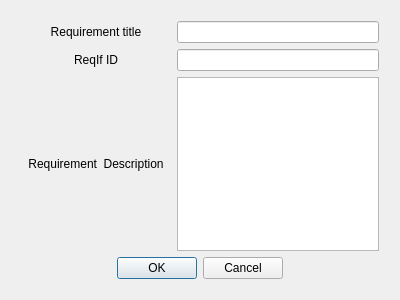
Before: the Qt Designer form src/3rdparty/traceability/requirements/ui/addnewrequirementdialog.ui in esa/spacecreator, drawn with Qt 5.
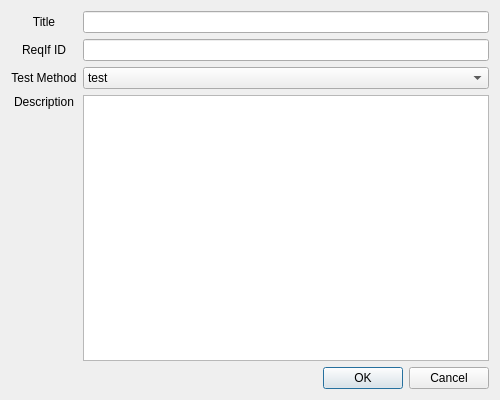
After: the same form once the commit is applied.

Commit message: Resolve "Add testing method to requirement"

```diff
--- a/src/3rdparty/traceability/requirements/ui/addnewrequirementdialog.ui
+++ b/src/3rdparty/traceability/requirements/ui/addnewrequirementdialog.ui
@@ -6,115 +6,127 @@
    <rect>
     <x>0</x>
     <y>0</y>
-    <width>400</width>
-    <height>300</height>
+    <width>500</width>
+    <height>400</height>
    </rect>
   </property>
   <property name="windowTitle">
    <string>Dialog</string>
   </property>
-  <layout class="QGridLayout" name="gridLayout_2">
+  <layout class="QGridLayout" name="gridLayout">
+   <item row="0" column="1">
+    <widget class="QLineEdit" name="titleLineEdit"/>
+   </item>
+   <item row="3" column="1">
+    <widget class="QTextEdit" name="descriptionTextEdit"/>
+   </item>
+   <item row="1" column="0">
+    <widget class="QLabel" name="IdLabel">
+     <property name="text">
+      <string>ReqIf ID</string>
+     </property>
+     <property name="alignment">
+      <set>Qt::AlignCenter</set>
+     </property>
+    </widget>
+   </item>
+   <item row="1" column="1">
+    <widget class="QLineEdit" name="idLineEdit">
+     <property name="toolTip">
+      <string>The #reqif keyword will be added before this ID</string>
+     </property>
+    </widget>
+   </item>
+   <item row="3" column="0">
+    <widget class="QLabel" name="descriptionLabel">
+     <property name="minimumSize">
+      <size>
+       <width>0</width>
+       <height>0</height>
+      </size>
+     </property>
+     <property name="text">
+      <string>Description</string>
+     </property>
+     <property name="alignment">
+      <set>Qt::AlignHCenter|Qt::AlignTop</set>
+     </property>
+     <property name="wordWrap">
+      <bool>true</bool>
+     </property>
+    </widget>
+   </item>
    <item row="0" column="0">
-    <layout class="QGridLayout" name="gridLayout" rowstretch="1,0,0,0,0,0" columnstretch="0,0">
-     <property name="sizeConstraint">
-      <enum>QLayout::SetMinAndMaxSize</enum>
+    <widget class="QLabel" name="titleLabel">
+     <property name="sizePolicy">
+      <sizepolicy hsizetype="Preferred" vsizetype="Preferred">
+       <horstretch>0</horstretch>
+       <verstretch>0</verstretch>
+      </sizepolicy>
      </property>
-     <property name="leftMargin">
-      <number>10</number>
+     <property name="minimumSize">
+      <size>
+       <width>0</width>
+       <height>0</height>
+      </size>
      </property>
-     <property name="topMargin">
-      <number>10</number>
+     <property name="text">
+      <string>Title</string>
      </property>
-     <property name="rightMargin">
-      <number>10</number>
+     <property name="alignment">
+      <set>Qt::AlignCenter</set>
      </property>
-     <property name="bottomMargin">
-      <number>10</number>
+    </widget>
+   </item>
+   <item row="4" column="0" colspan="2">
+    <widget class="QDialogButtonBox" name="buttonBox">
+     <property name="sizePolicy">
+      <sizepolicy hsizetype="Preferred" vsizetype="Fixed">
+       <horstretch>0</horstretch>
+       <verstretch>0</verstretch>
+      </sizepolicy>
      </property>
-     <item row="0" column="0">
-      <widget class="QLabel" name="titleLabel">
-       <property name="sizePolicy">
-        <sizepolicy hsizetype="Preferred" vsizetype="Preferred">
-         <horstretch>0</horstretch>
-         <verstretch>0</verstretch>
-        </sizepolicy>
-       </property>
-       <property name="minimumSize">
-        <size>
-         <width>100</width>
-         <height>0</height>
-        </size>
-       </property>
-       <property name="text">
-        <string>Requirement title</string>
-       </property>
-       <property name="alignment">
-        <set>Qt::AlignCenter</set>
-       </property>
-      </widget>
+     <property name="orientation">
+      <enum>Qt::Horizontal</enum>
+     </property>
+     <property name="standardButtons">
+      <set>QDialogButtonBox::Cancel|QDialogButtonBox::Ok</set>
+     </property>
+    </widget>
+   </item>
+   <item row="2" column="0">
+    <widget class="QLabel" name="testMethodLabel">
+     <property name="text">
+      <string>Test Method</string>
+     </property>
+     <property name="alignment">
+      <set>Qt::AlignCenter</set>
+     </property>
+    </widget>
+   </item>
+   <item row="2" column="1">
+    <widget class="QComboBox" name="testMethodBox">
+     <item>
+      <property name="text">
+       <string>test</string>
+      </property>
      </item>
-     <item row="0" column="1">
-      <widget class="QLineEdit" name="titleLineEdit"/>
+     <item>
+      <property name="text">
+       <string>analysis</string>
+      </property>
      </item>
-     <item row="5" column="0" colspan="2">
-      <widget class="QDialogButtonBox" name="buttonBox">
-       <property name="sizePolicy">
-        <sizepolicy hsizetype="Preferred" vsizetype="Fixed">
-         <horstretch>0</horstretch>
-         <verstretch>0</verstretch>
-        </sizepolicy>
-       </property>
-       <property name="orientation">
-        <enum>Qt::Horizontal</enum>
-       </property>
-       <property name="standardButtons">
-        <set>QDialogButtonBox::Cancel|QDialogButtonBox::Ok</set>
-       </property>
-       <property name="centerButtons">
-        <bool>true</bool>
-       </property>
-      </widget>
+     <item>
+      <property name="text">
+       <string>inspection</string>
+      </property>
      </item>
-     <item row="3" column="0">
-      <widget class="QLabel" name="descriptionLabel">
-       <property name="minimumSize">
-        <size>
-         <width>150</width>
-         <height>0</height>
-        </size>
-       </property>
-       <property name="text">
-        <string>Requirement  Description</string>
-       </property>
-       <property name="alignment">
-        <set>Qt::AlignCenter</set>
-       </property>
-       <property name="wordWrap">
-        <bool>true</bool>
-       </property>
-      </widget>
+     <item>
+      <property name="text">
+       <string>review of design</string>
+      </property>
      </item>
-     <item row="3" column="1">
-      <widget class="QTextEdit" name="descriptionTextEdit"/>
-     </item>
-     <item row="1" column="0">
-      <widget class="QLabel" name="IdLabel">
-       <property name="text">
-        <string>ReqIf ID</string>
-       </property>
-       <property name="alignment">
-        <set>Qt::AlignCenter</set>
-       </property>
-      </widget>
-     </item>
-     <item row="1" column="1">
-      <widget class="QLineEdit" name="idLineEdit">
-       <property name="toolTip">
-        <string>The #reqif keyword will be added before this ID</string>
-       </property>
-      </widget>
-     </item>
-    </layout>
+    </widget>
    </item>
   </layout>
  </widget>
```
The commit also changes 21 other files.
